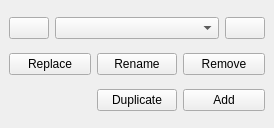
This is selector_dockwidget_base.ui in mach0/themeselector as Qt 5 draws it before an edit. The edited form follows.
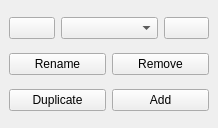
This is the edited form.

Commit message: remove replace, solved #1, #3 and #5

```diff
--- a/selector_dockwidget_base.ui
+++ b/selector_dockwidget_base.ui
@@ -6,7 +6,7 @@
    <rect>
     <x>0</x>
     <y>0</y>
-    <width>274</width>
+    <width>218</width>
     <height>128</height>
    </rect>
   </property>
@@ -34,14 +34,14 @@
       </property>
      </widget>
     </item>
-    <item row="0" column="1" colspan="3">
+    <item row="0" column="1" colspan="2">
      <widget class="QComboBox" name="PresetComboBox">
       <property name="toolTip">
        <string>Themebox</string>
       </property>
      </widget>
     </item>
-    <item row="0" column="4">
+    <item row="0" column="3">
      <widget class="QPushButton" name="pushButton_down">
       <property name="toolTip">
        <string>Ctrl-Down Shortcut</string>
@@ -58,16 +58,6 @@
      </widget>
     </item>
     <item row="1" column="0" colspan="2">
-     <widget class="QPushButton" name="pushButton_replace">
-      <property name="toolTip">
-       <string>Replace theme in dropdown box with what is actually on map</string>
-      </property>
-      <property name="text">
-       <string>Replace</string>
-      </property>
-     </widget>
-    </item>
-    <item row="1" column="2">
      <widget class="QPushButton" name="pushButton_rename">
       <property name="toolTip">
        <string>Rename theme</string>
@@ -77,7 +67,7 @@
       </property>
      </widget>
     </item>
-    <item row="1" column="3" colspan="2">
+    <item row="1" column="2" colspan="2">
      <widget class="QPushButton" name="pushButton_remove">
       <property name="toolTip">
        <string>Remove theme</string>
@@ -93,7 +83,7 @@
       </property>
      </widget>
     </item>
-    <item row="2" column="2">
+    <item row="2" column="0" colspan="2">
      <widget class="QPushButton" name="pushButton_duplicate">
       <property name="toolTip">
        <string>Duplicate theme</string>
@@ -103,7 +93,7 @@
       </property>
      </widget>
     </item>
-    <item row="2" column="3" colspan="2">
+    <item row="2" column="2" colspan="2">
      <widget class="QPushButton" name="pushButton_add">
       <property name="toolTip">
        <string>Add shown map layers as new theme</string>
```
The commit also changes 1 other file.
